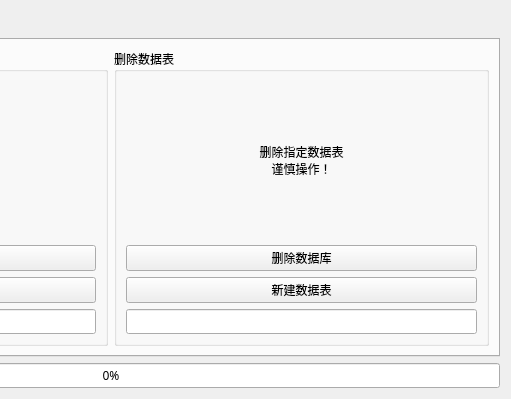
Hughicelus/Report2csv, file report2csv.ui: the form before one commit; both pictures show x 289 to 800 and y 0 to 399 of the 800 by 399 pixel window.
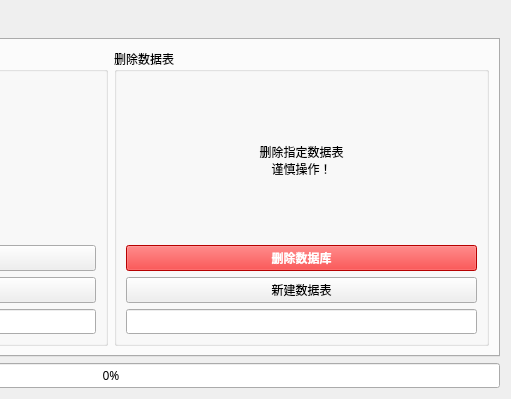
The form after the commit. Icons and pictures are not drawn.

Commit message: 修改ui

What changed in the file:
```diff
--- a/report2csv.ui
+++ b/report2csv.ui
@@ -284,8 +284,15 @@
           </item>
           <item row="2" column="0">
            <widget class="QPushButton" name="pushButton_5">
+            <property name="font">
+             <font>
+              <family>Microsoft YaHei</family>
+              <bold>true</bold>
+             </font>
+            </property>
             <property name="styleSheet">
-             <string notr="true"/>
+             <string notr="true">background-color: rgb(255, 0, 0);
+color: rgb(255, 255, 255);</string>
             </property>
             <property name="text">
              <string>删除数据库</string>
```
The commit also changes 1 other file.
